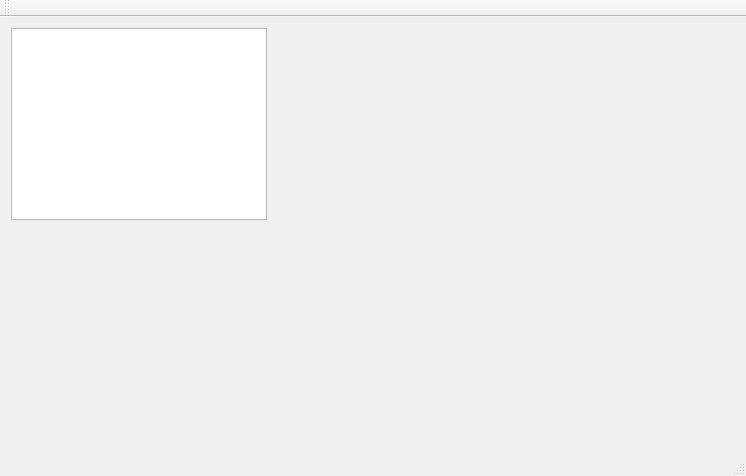
kandersonko/qt_pong_game, file mainwindow.ui: the form before one commit.
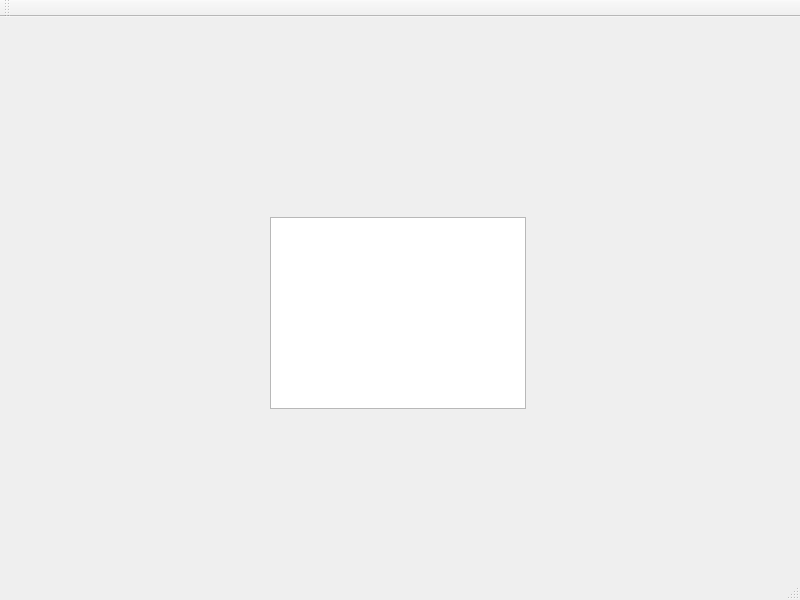
The form after the commit.

Diff of the .ui file:
```diff
--- a/mainwindow.ui
+++ b/mainwindow.ui
@@ -6,8 +6,8 @@
    <rect>
     <x>0</x>
     <y>0</y>
-    <width>746</width>
-    <height>476</height>
+    <width>800</width>
+    <height>600</height>
    </rect>
   </property>
   <property name="windowTitle">
@@ -17,8 +17,8 @@
    <widget class="QGraphicsView" name="gameView">
     <property name="geometry">
      <rect>
-      <x>11</x>
-      <y>11</y>
+      <x>270</x>
+      <y>200</y>
       <width>256</width>
       <height>192</height>
      </rect>
```
Left out of the diff: 2 changed lines with no effect on the pictures.
